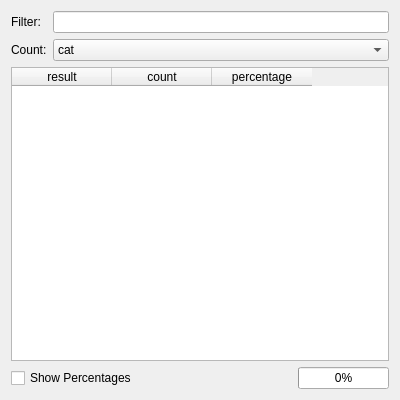
Old version of the form ui/DactQueryWindow.ui in the repository rug-compling/dact.
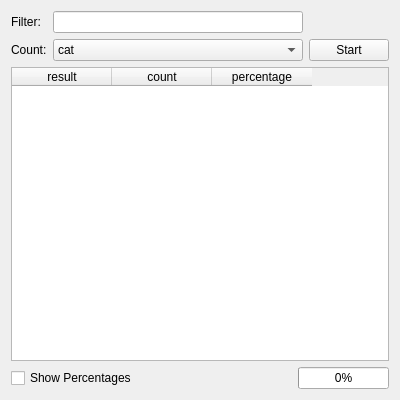
New version of the form.

Commit message: DactQueryWindow: only start running after pressing a button.

Patch:
```diff
--- a/ui/DactQueryWindow.ui
+++ b/ui/DactQueryWindow.ui
@@ -60,6 +60,13 @@
        </item>
       </widget>
      </item>
+     <item row="1" column="2">
+      <widget class="QPushButton" name="startPushButton">
+       <property name="text">
+        <string>Start</string>
+       </property>
+      </widget>
+     </item>
     </layout>
    </item>
    <item>
```
The commit also changes 2 other files.
